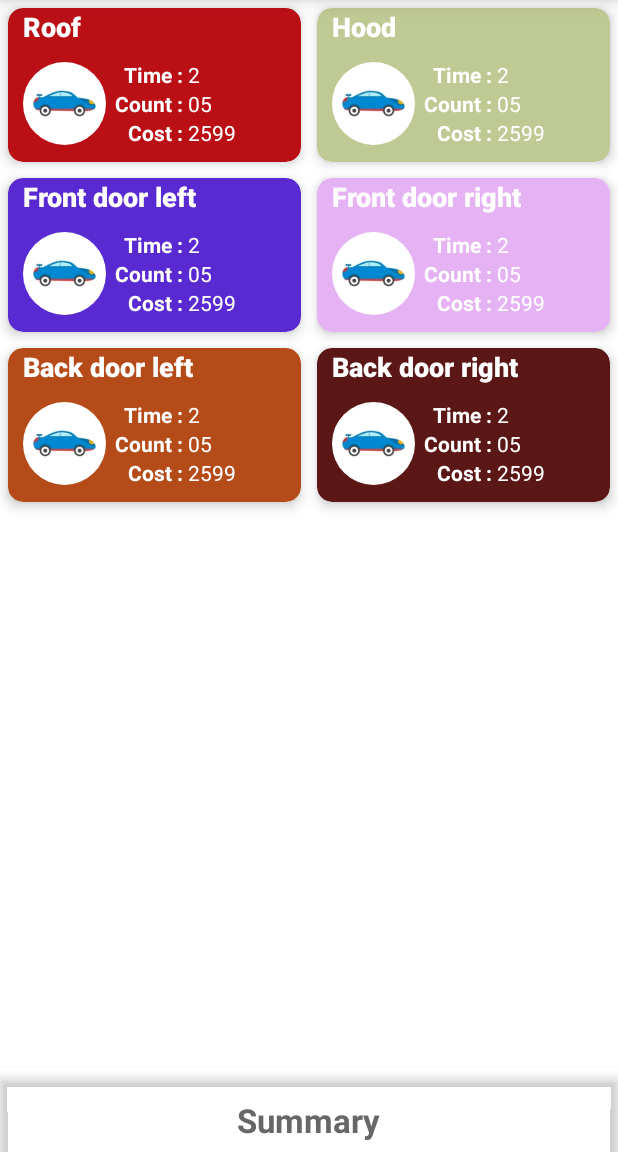
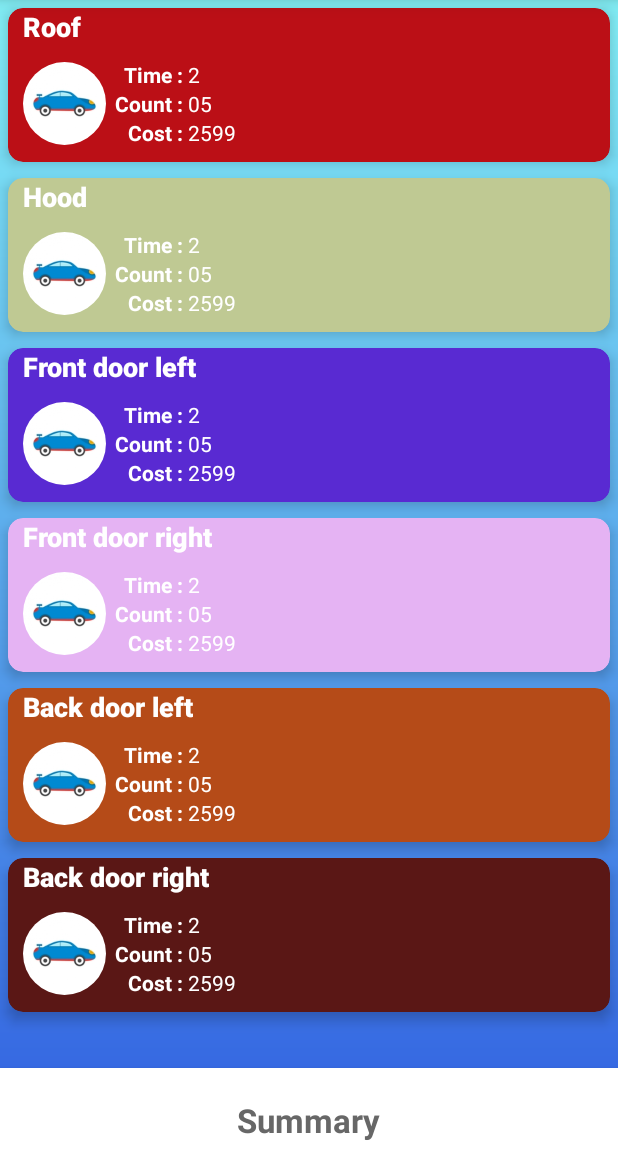
Before and after one commit to Vjcodemaster/MyVehicleBP, an Android app: the screen it shows after launch (MainActivity), after a tap on "Body & Paint", on a phone screen of 412 x 824 dp, the part 84-1236 px from its top. Run offline under Robolectric (Android 15) with nearby library versions, the phone set to English and light mode, and no system bars; our stand-ins replace CircleImageView; libraries missing offline, so code that uses them is left out: photo.editor; pictures from the network do not load; Roboto replaces fonts that are not available here.

Commit message:
Changelog: **Worked on updating summary of time, cost, dent in SubMenuFragment when back pressed, it is working fine **added new constant value to constants.java and staticReferenceClass.java **removed bug of left and right arrows while deleting images in TransitionFragment, it is working fine **removed bug when backpressed from TransitionFragment, bubble was not updating in DentInfoFragment earlier. but now its working fine **added gradient_bg.xml **now sending current position of Viewpager from DentInfoFragment to TransitionFragment
-----------------------------------------------------------------
Pending:
*need to work on backpress viewpager of DentInfoFragment should be updated according to the viewpager current item of TransitionFragment

```diff
--- a/app/src/main/java/app_utility/Constants.java
+++ b/app/src/main/java/app_utility/Constants.java
@@ -16,5 +16,6 @@ public enum Constants {
     UPDATE_TOTAL_TIME,
     UPDATE_TOTAL_COST,
     SUPER_BACK_PRESS,
-    RESET_RECYCLER_VIEW
+    RESET_RECYCLER_VIEW,
+    VIEWPAGER_POSITION_CHANGE
 }
--- a/app/src/main/java/app_utility/StaticReferenceClass.java
+++ b/app/src/main/java/app_utility/StaticReferenceClass.java
@@ -18,6 +18,7 @@ public class StaticReferenceClass {
     public static int UPDATE_TOTAL_COST = 13;
     public static int SUPER_BACK_PRESS = 14;
     public static int RESET_RECYCLER_VIEW = 15;
+    public static int VIEWPAGER_POSITION_CHANGE = 16;
 
     public static int INVISIBLE = 0;
     public static int VISIBLE = 1;
--- a/app/src/main/java/com/autochip/myvehicle/DentsRVAdapter.java
+++ b/app/src/main/java/com/autochip/myvehicle/DentsRVAdapter.java
@@ -13,7 +13,6 @@ import android.widget.Toast;
 
 import androidx.annotation.NonNull;
 import androidx.core.content.ContextCompat;
-import androidx.recyclerview.widget.LinearLayoutManager;
 import androidx.recyclerview.widget.RecyclerView;
 
 import com.google.android.material.card.MaterialCardView;
--- a/app/src/main/java/com/autochip/myvehicle/MainActivity.java
+++ b/app/src/main/java/com/autochip/myvehicle/MainActivity.java
@@ -94,7 +94,7 @@ public class MainActivity extends AppCompatActivity implements OnFragmentInterac
             case R.id.btn_body_paint:
                 FragmentTransaction ft = getSupportFragmentManager().beginTransaction();
                 Fragment subMenuFragment = SubMenuFragment.newInstance(alMainCategory.get(0), "");
-                ft.add(R.id.fl_container, subMenuFragment);
+                ft.replace(R.id.fl_container, subMenuFragment);
                 ft.addToBackStack(null);
                 ft.commit();
                 toolbarBackArrowVisibility(VISIBLE);
@@ -319,8 +319,8 @@ public class MainActivity extends AppCompatActivity implements OnFragmentInterac
                 sCurrentMainCategory = sCase.split(",")[0];
                 sCurrentSubCategory = sCase.split(",")[1];
                 FragmentTransaction ft = getSupportFragmentManager().beginTransaction();
-                Fragment subMenuFragment = DentInfoFragment.newInstance(sCurrentMainCategory, sCurrentSubCategory);
-                ft.add(R.id.fl_container, subMenuFragment);
+                Fragment dentInfoFragment = DentInfoFragment.newInstance(sCurrentMainCategory, sCurrentSubCategory);
+                ft.replace(R.id.fl_container, dentInfoFragment);
                 ft.addToBackStack(null);
                 ft.commit();
                 //menuItemHandler(menu.findItem(R.id.action_save), VISIBLE);
--- a/app/src/main/java/com/autochip/myvehicle/SubMenuFragment.java
+++ b/app/src/main/java/com/autochip/myvehicle/SubMenuFragment.java
@@ -18,6 +18,7 @@ import androidx.recyclerview.widget.LinearLayoutManager;
 import androidx.recyclerview.widget.RecyclerView;
 
 import com.google.android.material.bottomsheet.BottomSheetBehavior;
+import com.google.android.material.textview.MaterialTextView;
 
 import java.util.ArrayList;
 import java.util.Arrays;
@@ -53,6 +54,9 @@ public class SubMenuFragment extends Fragment {
     RecyclerView recyclerViewSubMenu;
     BottomSheetBehavior sheetBehavior;
     FrameLayout flBottomSheet;
+    ArrayList<String> alSubMenuName;
+
+    MaterialTextView mtvBSDentCount, mtvBSCost, mtvBSTime;
 
     public SubMenuFragment() {
         // Required empty public constructor
@@ -90,7 +94,9 @@ public class SubMenuFragment extends Fragment {
                              Bundle savedInstanceState) {
         // Inflate the layout for this fragment
         View view = inflater.inflate(R.layout.fragment_sub_menu, container, false);
+        alSubMenuName = new ArrayList<>(Arrays.asList(dbHandler.getSCByMCNameMainTable(mMainCategory).split(",")));
         initViews(view);
+
         return view;
     }
 
@@ -105,14 +111,22 @@ public class SubMenuFragment extends Fragment {
             mLinearLayoutManager.setOrientation(RecyclerView.VERTICAL);
             // In landscape
         } else {
-            mLinearLayoutManager = new GridLayoutManager(getContext(), 2);
+            if (alSubMenuName.size() >= 8)
+                mLinearLayoutManager = new GridLayoutManager(getContext(), 2);
+            else
+                mLinearLayoutManager = new GridLayoutManager(getContext(), 1);
             mLinearLayoutManager.setOrientation(RecyclerView.VERTICAL);
             // In portrait
         }
-        recyclerViewSubMenu.setLayoutParams(new CoordinatorLayout.LayoutParams(FrameLayout.LayoutParams.MATCH_PARENT, FrameLayout.LayoutParams.MATCH_PARENT));
+        recyclerViewSubMenu.setLayoutParams(new LinearLayout.LayoutParams(FrameLayout.LayoutParams.MATCH_PARENT, FrameLayout.LayoutParams.MATCH_PARENT));
         recyclerViewSubMenu.setHasFixedSize(true);
         recyclerViewSubMenu.setLayoutManager(mLinearLayoutManager);
         flBottomSheet = view.findViewById(R.id.bottom_sheet);
+
+        mtvBSDentCount = flBottomSheet.findViewById(R.id.mtv_bs_dent_count);
+        mtvBSCost = flBottomSheet.findViewById(R.id.mtv_bs_cost);
+        mtvBSTime = flBottomSheet.findViewById(R.id.mtv_bs_time);
+
         sheetBehavior = BottomSheetBehavior.from(flBottomSheet);
 
         sheetBehavior.addBottomSheetCallback(new BottomSheetBehavior.BottomSheetCallback() {
@@ -142,6 +156,8 @@ public class SubMenuFragment extends Fragment {
 
             }
         });
+
+        loadItems();
         /*ArrayList<DataBaseHelper> alDB = new ArrayList<>(dbHandler.getSCFromSTByMCName(mMainCategory));
         ArrayList<String> alSubMenuName = new ArrayList<>();
         ArrayList<String> alSubMenuImagePath = new ArrayList<>();
@@ -155,31 +171,9 @@ public class SubMenuFragment extends Fragment {
         }*/
 
 
-        final ArrayList<String> alSubMenuName = new ArrayList<>(Arrays.asList(dbHandler.getSCByMCNameMainTable(mMainCategory).split(",")));
 
-        /*final Runnable r = new Runnable() {
-            public void run() {
-
-            }
-        };
-        r.run();*/
+        /*final ArrayList<String> alSubMenuName = new ArrayList<>(Arrays.asList(dbHandler.getSCByMCNameMainTable(mMainCategory).split(",")));
         ArrayList<DataBaseHelper> alDB = new ArrayList<>(dbHandler.getImagePathFromServiceTable(mMainCategory));
-        //ArrayList<String> alSubMenuName = new ArrayList<>();
-        //ArrayList<String> alSubMenuImagePath = new ArrayList<>();
-        /*for (int i = 0; i < alDB.size(); i++) {
-            for (int j = 0; j < alSubMenuName.size(); j++)
-                if (alDB.get(i).get_sub_category().equals(alSubMenuName.get(j))) {
-                    //alSubMenuImagePath.add(alDB.get(i).get_image_path());
-                    String sImagePath = alDB.get(i).get_image_path();
-                    if (sImagePath.contains(",")) {
-                        sImagePath = alDB.get(i).get_image_path().split(",")[0];
-                    }
-                    alSubMenuImagePath.add(sImagePath);
-                    break;
-                } else
-                    alSubMenuImagePath.add("");
-        }*/
-        //HashMap<String, String> hmSCWithImagePath = new HashMap<>();
         HashMap<String, SubMenuRVData> hmSCWithImagePath = new HashMap<>();
         float fTotalTime = 0;
         float fTotalCost = 0;
@@ -204,22 +198,20 @@ public class SubMenuFragment extends Fragment {
         tvCost.setText(String.valueOf(fTotalCost));
         tvTime.setText(String.valueOf(fTotalTime));
 
-       /* alSubMenuName.add("Roof");
+       *//* alSubMenuName.add("Roof");
         alSubMenuName.add("Hood");
         alSubMenuName.add("Front door left");
         alSubMenuName.add("Front door right");
         alSubMenuName.add("Back door left");
-        alSubMenuName.add("Back door right");*/
+        alSubMenuName.add("Back door right");*//*
 
         //SubMenuRVAdapter imageViewRVAdapter = new SubMenuRVAdapter(getContext(), recyclerViewSubMenu, mMainCategory, alSubMenuName, alSubMenuImagePath);
         SubMenuRVAdapter imageViewRVAdapter = new SubMenuRVAdapter(getContext(), recyclerViewSubMenu, mMainCategory, alSubMenuName, hmSCWithImagePath);
-        recyclerViewSubMenu.setAdapter(imageViewRVAdapter);
+        recyclerViewSubMenu.setAdapter(imageViewRVAdapter);*/
     }
 
-    @Override
-    public void onResume(){
-        super.onResume();
-        /*final ArrayList<String> alSubMenuName = new ArrayList<>(Arrays.asList(dbHandler.getSCByMCNameMainTable(mMainCategory).split(",")));
+    private void loadItems() {
+        //final ArrayList<String> alSubMenuName = new ArrayList<>(Arrays.asList(dbHandler.getSCByMCNameMainTable(mMainCategory).split(",")));
 
         ArrayList<DataBaseHelper> alDB = new ArrayList<>(dbHandler.getImagePathFromServiceTable(mMainCategory));
         HashMap<String, SubMenuRVData> hmSCWithImagePath = new HashMap<>();
@@ -244,8 +236,12 @@ public class SubMenuFragment extends Fragment {
         tvCost.setText(String.valueOf(fTotalCost));
         tvTime.setText(String.valueOf(fTotalTime));
 
+        mtvBSDentCount.setText(String.valueOf(count));
+        mtvBSCost.setText(String.valueOf(fTotalCost));
+        mtvBSTime.setText(String.valueOf(fTotalTime));
+
         SubMenuRVAdapter imageViewRVAdapter = new SubMenuRVAdapter(getContext(), recyclerViewSubMenu, mMainCategory, alSubMenuName, hmSCWithImagePath);
-        recyclerViewSubMenu.setAdapter(imageViewRVAdapter);*/
+        recyclerViewSubMenu.setAdapter(imageViewRVAdapter);
     }
 
     @Override
--- /dev/null
+++ b/app/src/main/res/drawable/gradient_bg.xml
@@ -0,0 +1,8 @@
+<?xml version="1.0" encoding="utf-8"?>
+<shape xmlns:android="http://schemas.android.com/apk/res/android">
+    <gradient
+        android:type="linear"
+        android:angle="90"
+        android:startColor="#3669E2"
+        android:endColor="#83F0F7" />
+</shape>
--- a/app/src/main/res/layout/bottom_sheet.xml
+++ b/app/src/main/res/layout/bottom_sheet.xml
@@ -16,6 +16,7 @@
     <LinearLayout
         android:layout_width="match_parent"
         android:layout_height="wrap_content"
+        android:background="@android:color/white"
         android:orientation="vertical"
         android:padding="20dp">
 
--- a/app/src/main/res/layout/fragment_sub_menu.xml
+++ b/app/src/main/res/layout/fragment_sub_menu.xml
@@ -12,18 +12,19 @@
     android:layout_height="match_parent"
     android:background="#00000000"
     tools:context=".SubMenuFragment">
-    <!--<LinearLayout
+    <LinearLayout
         android:layout_width="match_parent"
-        android:layout_height="match_parent">-->
+        android:layout_marginBottom="?attr/actionBarSize"
+        android:layout_height="match_parent">
 
         <androidx.recyclerview.widget.RecyclerView
             android:id="@+id/rv_sub_menu"
             android:layout_marginTop="10dp"
             android:layout_width="match_parent"
-            android:background="@android:color/white"
+            android:background="@drawable/gradient_bg"
             android:layout_height="match_parent"
             android:layout_gravity="center" />
-<!--    </LinearLayout>-->
+    </LinearLayout>
 
     <include
         android:id="@+id/bottom_sheet"
```
Also changed, not shown: app/src/main/java/com/autochip/myvehicle/DentInfoFragment.java (+19 -7 lines), app/src/main/java/com/autochip/myvehicle/TransitionFragment.java (+46 -8 lines).
